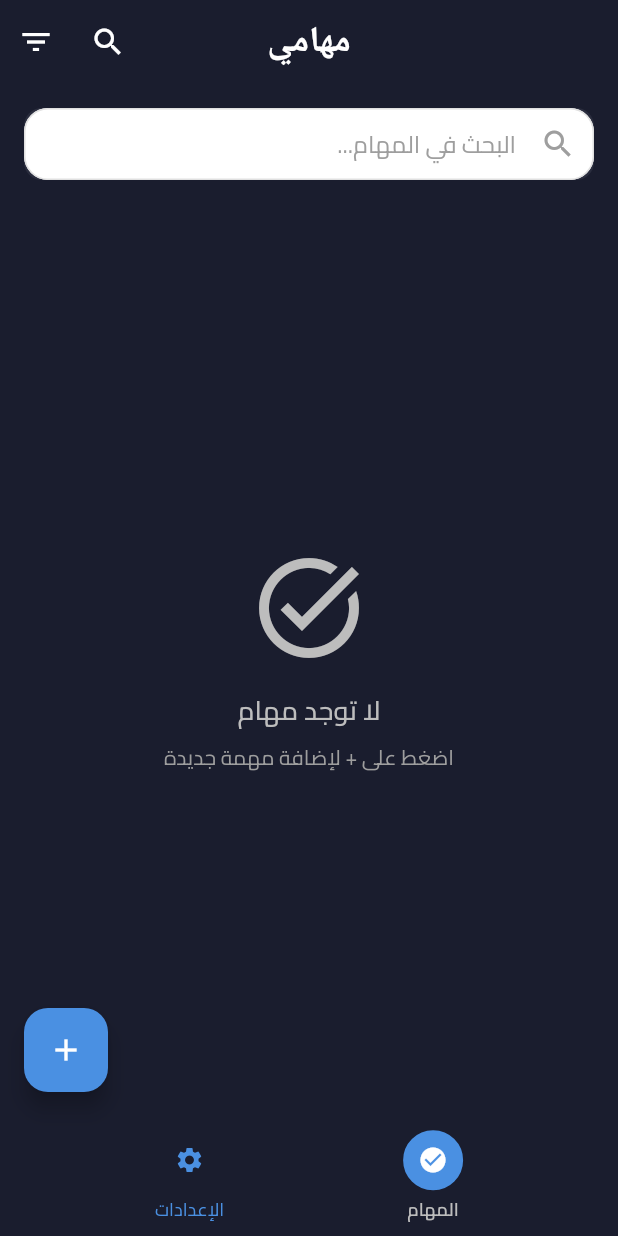
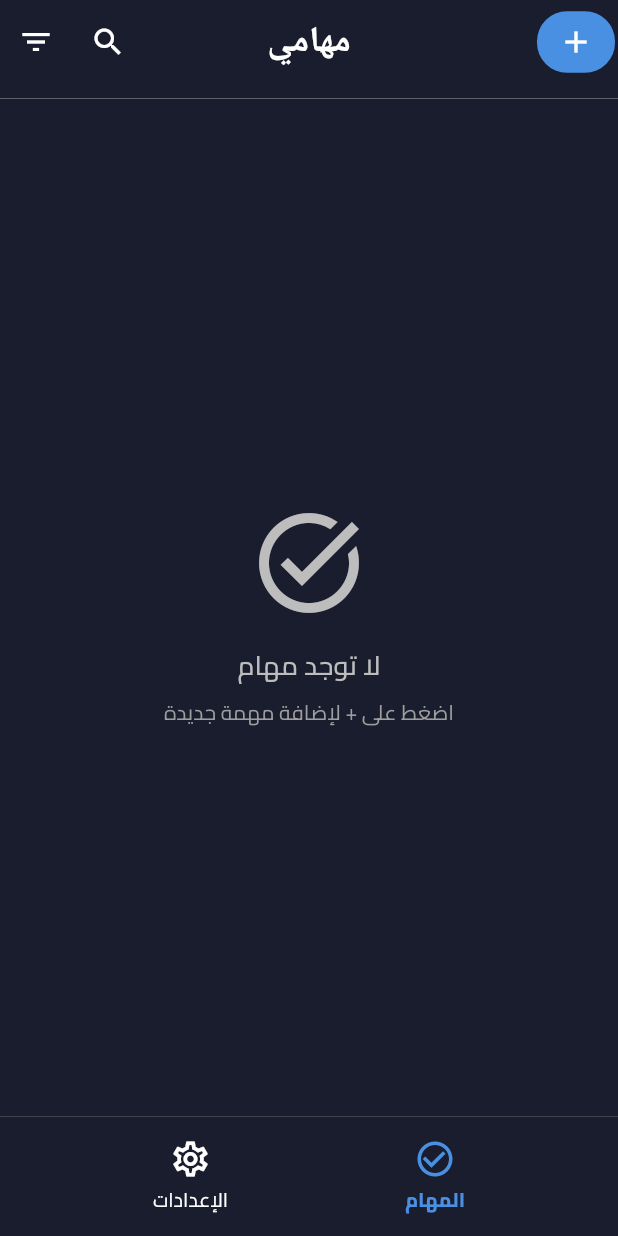
Before and after one commit to mohamad-hadi-said/task_management, a Flutter app: the screen it shows after launch, on a phone screen of 412 x 824 dp. Run offline on Flutter 3.47's test engine with Material 3 defaults, Android fonts, the phone set to English and light mode, and no system bars; our stand-ins replace awesome_notifications, bloc, connectivity_plus, equatable, flutter_bloc, freezed_annotation and 6 more; accounts and stored records are empty.

```diff
--- a/lib/injection_container.dart
+++ b/lib/injection_container.dart
@@ -1,4 +1,5 @@
 import 'package:get_it/get_it.dart';
+import 'package:task_management/src/logic/cubit/search_btn_cubit.dart';
 import 'package:task_management/src/logic/subtasks/subtasks_bloc.dart';
 import 'package:task_management/src/repositories/task_repository.dart';
 import 'package:task_management/src/api/database_helper.dart';
@@ -24,6 +25,5 @@ Future<void> configureDependencies() async {
   sl.registerLazySingleton<TasksBloc>(() => TasksBloc(taskRepository: sl()));
   sl.registerFactory<SubtasksBloc>(() => SubtasksBloc(taskRepository: sl()));
 
-
-
+  sl.registerLazySingleton(() => SearchBtnCubit());
 }
--- /dev/null
+++ b/lib/src/logic/cubit/search_btn_cubit.dart
@@ -0,0 +1,11 @@
+import 'package:bloc/bloc.dart';
+
+part 'search_btn_state.dart';
+
+class SearchBtnCubit extends Cubit<SearchBtnState> {
+  SearchBtnCubit() : super(SearchBtnState());
+
+  void toggle() {
+    emit(SearchBtnState(isToggled: state.isToggled ? false : true));
+  }
+}
--- /dev/null
+++ b/lib/src/logic/cubit/search_btn_state.dart
@@ -0,0 +1,6 @@
+part of 'search_btn_cubit.dart';
+
+class SearchBtnState {
+  final bool isToggled;
+  const SearchBtnState({this.isToggled = false});
+}
--- a/lib/src/view/pages/edit_task_page.dart
+++ b/lib/src/view/pages/edit_task_page.dart
@@ -43,6 +43,7 @@ class _EditTaskPageState extends State<EditTaskPage> {
   void dispose() {
     _titleController.dispose();
     _noteController.dispose();
+     bloc.close();
     _subtaskController.dispose();
     super.dispose();
   }
--- a/lib/src/view/pages/main_page.dart
+++ b/lib/src/view/pages/main_page.dart
@@ -1,6 +1,7 @@
 import 'package:flutter/material.dart';
 import 'package:task_management/core/utils/enums.dart';
 import 'package:task_management/injection_container.dart';
+import 'package:task_management/src/logic/cubit/search_btn_cubit.dart';
 import 'package:task_management/src/logic/tasks/tasks_bloc.dart';
 import 'package:task_management/src/view/pages/add_task_page.dart';
 import 'package:task_management/src/view/pages/settings_page.dart';
@@ -22,12 +23,16 @@ class _MainPageState extends State<MainPage> {
     return Scaffold(
       backgroundColor: const Color(0xFF1A1D2E),
       appBar: _buildAppBar(),
-      body: IndexedStack(
-        index: _currentIndex.clamp(0, 2 - 1),
-        children: [
-          TasksPage(),
-          SettingsPage(), // Placeholder for Notifications Page
-        ],
+
+      body: Container(
+        margin: const EdgeInsets.only(top: 10),
+        child: IndexedStack(
+          index: _currentIndex.clamp(0, 2 - 1),
+          children: [
+            TasksPage(),
+            SettingsPage(), // Placeholder for Notifications Page
+          ],
+        ),
       ),
       bottomNavigationBar: CustomBottomNavigation(
         currentIndex: _currentIndex,
@@ -39,16 +44,18 @@ class _MainPageState extends State<MainPage> {
           // _handleNavigation(index);
         },
       ),
-      floatingActionButton: FloatingActionButton(
-        onPressed: () => _navigateToAddTask(context),
-        backgroundColor: const Color(0xFF4A90E2),
-        child: const Icon(Icons.add, color: Colors.white),
-      ),
     );
   }
 
   PreferredSizeWidget _buildAppBar() {
     return AppBar(
+      bottom: PreferredSize(
+        preferredSize: const Size.fromHeight(10),
+        child: Container(),
+      ),
+      shape: const Border(
+        bottom: BorderSide(color: Colors.white, width: 0.2),
+      ),
       backgroundColor: const Color(0xFF1A1D2E),
       elevation: 0,
       title: const Text(
@@ -60,12 +67,22 @@ class _MainPageState extends State<MainPage> {
         ),
       ),
       centerTitle: true,
+      leading: Container(
+        margin: const EdgeInsets.symmetric(vertical: 7.5, horizontal: 2.0),
+        decoration: BoxDecoration(
+          color: const Color(0xFF4A90E2),
+          borderRadius: BorderRadius.circular(20.0),
+        ),
+        child: IconButton(
+          onPressed: () => _navigateToAddTask(context),
+          icon: const Icon(Icons.add, color: Colors.white),
+        ),
+      ),
       actions: [
         // Search icon
         IconButton(
           onPressed: () {
-            // Focus on search field
-            FocusScope.of(context).requestFocus(FocusNode());
+           sl<SearchBtnCubit>().toggle();
           },
           icon: const Icon(Icons.search, color: Colors.white),
         ),
--- a/lib/src/view/pages/tasks_page.dart
+++ b/lib/src/view/pages/tasks_page.dart
@@ -1,8 +1,10 @@
 import 'package:flutter/material.dart';
 import 'package:flutter_bloc/flutter_bloc.dart';
 import 'package:task_management/injection_container.dart';
+import 'package:task_management/src/logic/cubit/search_btn_cubit.dart';
 import 'package:task_management/src/logic/tasks/tasks_bloc.dart';
 import 'package:task_management/src/model/task_model.dart';
+import 'package:task_management/src/view/pages/details_task_page.dart';
 import 'package:task_management/src/view/pages/edit_task_page.dart';
 import 'package:task_management/src/view/widgets/task_card.dart';
 
@@ -33,7 +35,15 @@ class _TasksPageState extends State<TasksPage> {
     return Column(
       children: [
         // Search bar
-        _buildSearchBar(),
+        BlocBuilder<SearchBtnCubit, SearchBtnState>(
+          bloc: sl<SearchBtnCubit>(),
+          builder: (context, state) {
+            if (state.isToggled) {
+              return _buildSearchBar();
+            }
+            return const SizedBox.shrink();
+          },
+        ),
 
         // Tasks list
         Expanded(
@@ -174,7 +184,7 @@ class _TasksPageState extends State<TasksPage> {
       context,
       MaterialPageRoute(
         // builder: (context) => EditTaskPage(task: task),
-        builder: (_) => EditTaskPage(task: task),
+        builder: (_) => DetailsTaskPage(task: task),
       ),
     ).then((_) {
       // Refresh tasks after adding new task
--- a/lib/src/view/widgets/bottom_navigation.dart
+++ b/lib/src/view/widgets/bottom_navigation.dart
@@ -16,17 +16,16 @@ class CustomBottomNavigation extends StatelessWidget {
       height: 80,
       decoration: const BoxDecoration(
         color: Color(0xFF1A1D2E),
-        borderRadius: BorderRadius.only(
-          topLeft: Radius.circular(20),
-          topRight: Radius.circular(20),
+        border: Border(
+          top: BorderSide(color: Colors.grey, width: 0.2),
         ),
+
       ),
       child: Row(
         mainAxisAlignment: MainAxisAlignment.spaceEvenly,
         children: [
           _buildNavItem(
-            icon: Icons.check_circle,
-
+            icon: Icons.check_circle_outline,
             label: 'المهام',
             index: 0,
             isSelected: currentIndex == 0,
@@ -38,7 +37,7 @@ class CustomBottomNavigation extends StatelessWidget {
           //   isSelected: currentIndex == 1,
           // ),
           _buildNavItem(
-            icon: Icons.settings,
+            icon: Icons.settings_outlined,
             label: 'الإعدادات',
             index: 2,
             isSelected: currentIndex == 2,
@@ -61,31 +60,18 @@ class CustomBottomNavigation extends StatelessWidget {
         child: Column(
           mainAxisSize: MainAxisSize.min,
           children: [
-            Container(
-              width: 40,
-              height: 40,
-              decoration: BoxDecoration(
-                shape: BoxShape.circle,
-                color: isSelected
-                    ? const Color(0xFF4A90E2)
-                    : Colors.transparent,
-                border: isSelected
-                    ? Border.all(color: const Color(0xFF4A90E2), width: 2)
-                    : null,
-              ),
-              child: Icon(
-                icon,
-                color: isSelected ? Colors.white : const Color(0xFF4A90E2),
-                size: 20,
-              ),
-            ),
+            Icon(
+            icon,
+            color: isSelected ? const Color(0xFF4A90E2) : Colors.white,
+            size: 28,
+          ),
             const SizedBox(height: 4),
             Text(
               label,
               style: TextStyle(
-                color: isSelected ? Colors.grey[400] : const Color(0xFF4A90E2),
-                fontSize: 12,
-                fontWeight: isSelected ? FontWeight.w600 : FontWeight.normal,
+                color: isSelected ? const Color(0xFF4A90E2) : Colors.white,
+                fontSize: 13,
+                fontWeight: isSelected ? FontWeight.w800 : FontWeight.normal,
               ),
             ),
           ],
```
Also changed, not shown: lib/src/view/pages/details_task_page.dart (added, +364 -0 lines), lib/src/view/widgets/task_card.dart (+45 -40 lines), 1 other file.
